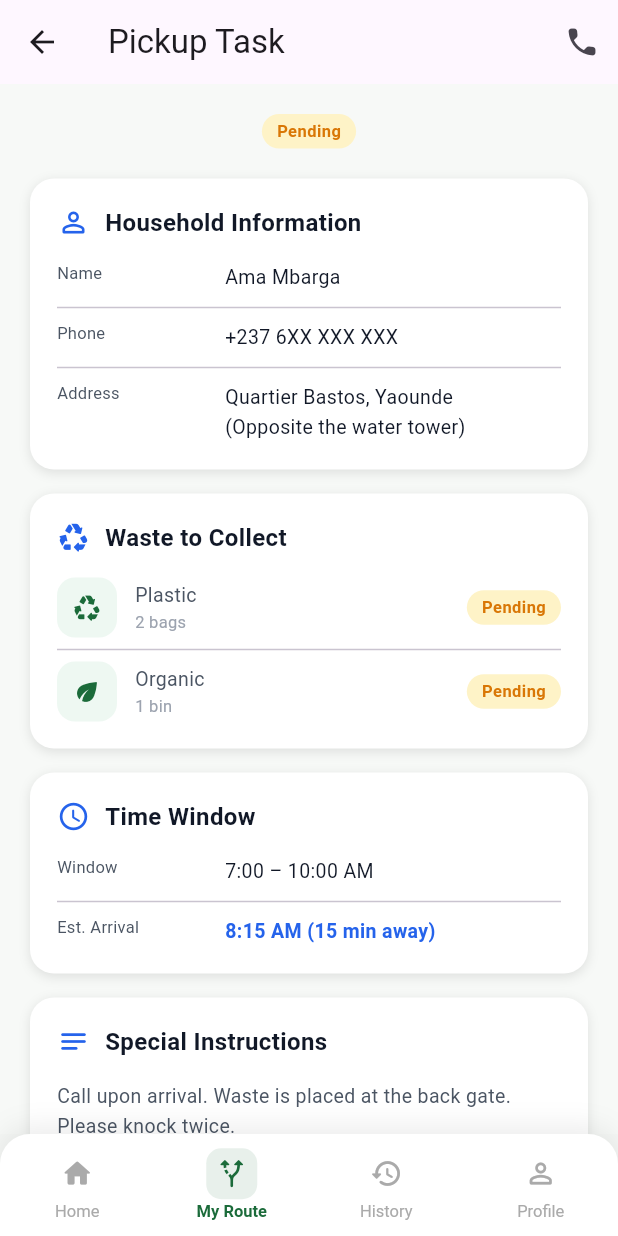
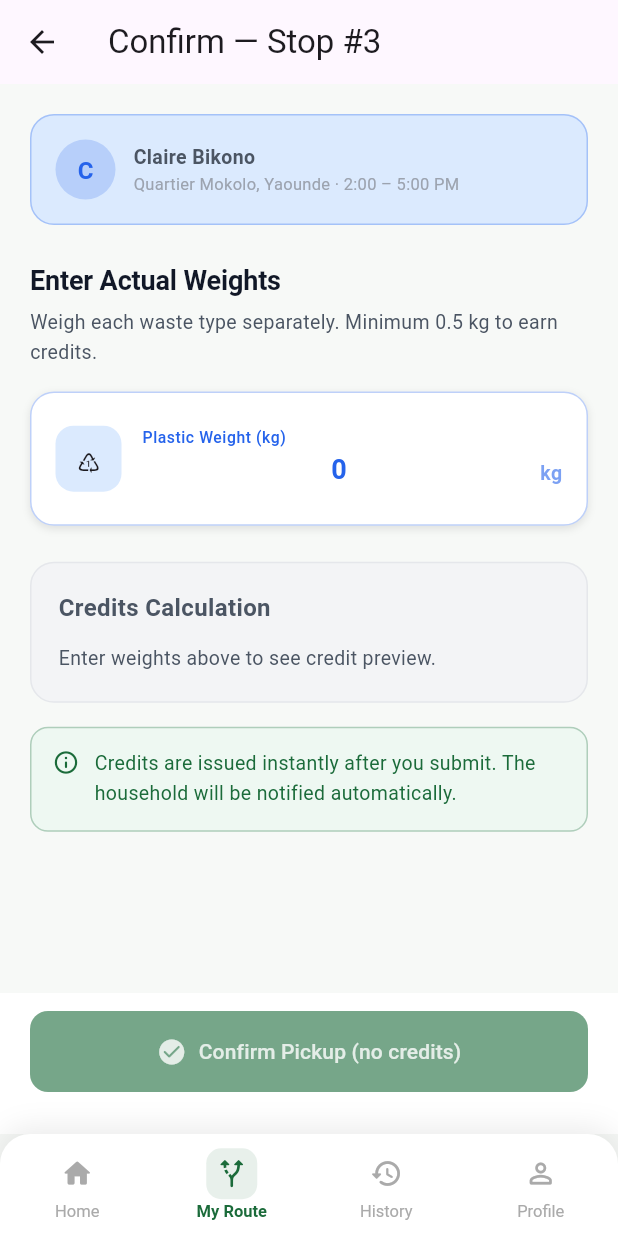
Before and after one commit to Kanjo-Elkamira-Ndi/crrf-mobile-platform, a Flutter app: the screen it shows after launch, on a phone screen of 412 x 824 dp. Run offline on Flutter 3.47's test engine with Material 3 defaults, Android fonts, the phone set to English and light mode, and no system bars; Roboto replaces fonts that are missing (DM Sans).

Commit message:
Created the driver's confirm pickup screen

```diff
--- a/mobile_app/lib/main.dart
+++ b/mobile_app/lib/main.dart
@@ -33,7 +33,8 @@
 // import 'package:crrfapp/pages/f09_micro_loan_info_screen.dart';
 // import 'package:crrfapp/pages/d01_driver_shell_dashboard.dart';
 // import 'package:crrfapp/pages/d02_daily_route_screen.dart';
-import 'package:crrfapp/pages/d03_pickup_task_screen.dart';
+// import 'package:crrfapp/pages/d03_pickup_task_screen.dart';
+import 'package:crrfapp/pages/d04_confirm_pickup_screen.dart';
 // import 'package:crrfapp/core/constants/app_constants.dart';
 import 'package:flutter/material.dart';
 
@@ -85,7 +86,10 @@ class MyApp extends StatelessWidget {
       // home: const MicroLoanInfoScreen(),
       // home: const DriverDashboardScreen(),
       // home: const DailyRouteScreen(),
-      home: const PickupTaskScreen(pickupId: "123"),
+      // home: const PickupTaskScreen(pickupId: "123"),
+      home: const ConfirmPickupScreen(taskId: "123"),
+      // home: ConfirmSuccessScreen.demo(),
+      // home: const ReportIssueScreen(taskId: "123"),
     );
   }
 }
--- a/mobile_app/lib/pages/d02_daily_route_screen.dart
+++ b/mobile_app/lib/pages/d02_daily_route_screen.dart
@@ -3,6 +3,77 @@ import '../../../core/theme/app_colors.dart';
 import '../../../core/theme/app_text_styles.dart';
 import '../../../core/constants/app_constants.dart';
 import '../../../widgets/common_widgets.dart';
+
+// ═════════════════════════════════════════════════════════════
+// SHARED MODELS (exported for use in other screens)
+// ═════════════════════════════════════════════════════════════
+
+/// Pickup task model - shared across driver screens
+class PickupTask {
+  final String id;
+  final String householdName;
+  final String address;
+  final String timeWindow;
+  final List<String> wasteTypes;
+  final PickupStatus status;
+  final String distance;
+  final int sequenceNumber;
+
+  const PickupTask({
+    required this.id,
+    required this.householdName,
+    required this.address,
+    required this.timeWindow,
+    required this.wasteTypes,
+    required this.status,
+    required this.distance,
+    required this.sequenceNumber,
+  });
+}
+
+// Demo data for development
+const List<PickupTask> kDemoTasks = [
+  PickupTask(
+    id: 'P-001',
+    householdName: 'Ama Mbarga',
+    address: 'Quartier Bastos, Yaounde',
+    timeWindow: '7:00 – 10:00 AM',
+    wasteTypes: ['Plastic', 'Organic'],
+    status: PickupStatus.pending,
+    distance: '1.2 km',
+    sequenceNumber: 1,
+  ),
+  PickupTask(
+    id: 'P-002',
+    householdName: 'Jean Nkolo',
+    address: 'Quartier Mvog-Mbi, Yaounde',
+    timeWindow: '10:30 AM – 1:00 PM',
+    wasteTypes: ['Glass', 'Organic'],
+    status: PickupStatus.pending,
+    distance: '2.5 km',
+    sequenceNumber: 2,
+  ),
+  PickupTask(
+    id: 'P-003',
+    householdName: 'Claire Bikono',
+    address: 'Quartier Mokolo, Yaounde',
+    timeWindow: '2:00 – 5:00 PM',
+    wasteTypes: ['Plastic', 'Paper'],
+    status: PickupStatus.pending,
+    distance: '3.8 km',
+    sequenceNumber: 3,
+  ),
+  PickupTask(
+    id: 'P-004',
+    householdName: 'Paul Essomba',
+    address: 'Quartier Etoudi, Yaounde',
+    timeWindow: '5:30 – 7:00 PM',
+    wasteTypes: ['Organic', 'E-waste'],
+    status: PickupStatus.pending,
+    distance: '4.2 km',
+    sequenceNumber: 4,
+  ),
+];
 
 // ═════════════════════════════════════════════════════════════
 // D-02 — Daily Route Screen
@@ -15,46 +86,6 @@ class DailyRouteScreen extends StatelessWidget {
 
   @override
   Widget build(BuildContext context) {
-    // TODO: Replace with DriverBloc data
-    final List<_PickupTask> _pickups = [
-      _PickupTask(
-        id: 'P-001',
-        householdName: 'Ama Mbarga',
-        address: 'Quartier Bastos, Yaounde',
-        timeWindow: '7:00 – 10:00 AM',
-        wasteTypes: ['Plastic', 'Organic'],
-        status: PickupStatus.pending,
-        distance: '1.2 km',
-      ),
-      _PickupTask(
-        id: 'P-002',
-        householdName: 'Jean Nkolo',
-        address: 'Quartier Mvog-Mbi, Yaounde',
-        timeWindow: '10:30 AM – 1:00 PM',
-        wasteTypes: ['Glass', 'Organic'],
-        status: PickupStatus.pending,
-        distance: '2.5 km',
-      ),
-      _PickupTask(
-        id: 'P-003',
-        householdName: 'Claire Bikono',
-        address: 'Quartier Mokolo, Yaounde',
-        timeWindow: '2:00 – 5:00 PM',
-        wasteTypes: ['Plastic', 'Paper'],
-        status: PickupStatus.pending,
-        distance: '3.8 km',
-      ),
-      _PickupTask(
-        id: 'P-004',
-        householdName: 'Paul Essomba',
-        address: 'Quartier Etoudi, Yaounde',
-        timeWindow: '5:30 – 7:00 PM',
-        wasteTypes: ['Organic', 'E-waste'],
-        status: PickupStatus.pending,
-        distance: '4.2 km',
-      ),
-    ];
-
     return DriverScaffold(
       currentTab: DriverNavTab.myRoute,
       body: Scaffold(
@@ -92,7 +123,7 @@ class DailyRouteScreen extends StatelessWidget {
                 mainAxisAlignment: MainAxisAlignment.spaceAround,
                 children: [
                   _RouteStat(
-                    value: '${_pickups.length}',
+                    value: '${kDemoTasks.length}',
                     label: 'Pickups',
                     icon: Icons.inventory_2_rounded,
                   ),
@@ -118,13 +149,13 @@ class DailyRouteScreen extends StatelessWidget {
             Expanded(
               child: ListView.separated(
                 padding: const EdgeInsets.fromLTRB(16, 0, 16, 28),
-                itemCount: _pickups.length,
+                itemCount: kDemoTasks.length,
                 separatorBuilder: (_, __) => const SizedBox(height: 12),
                 itemBuilder: (_, i) => _PickupCard(
-                  pickup: _pickups[i],
+                  pickup: kDemoTasks[i],
                   onTap: () => Navigator.of(context).pushNamed(
                     AppRoutes.pickupTask,
-                    arguments: {'pickupId': _pickups[i].id},
+                    arguments: {'pickupId': kDemoTasks[i].id},
                   ),
                 ),
               ),
@@ -134,23 +165,6 @@ class DailyRouteScreen extends StatelessWidget {
       ),
     );
   }
-}
-
-// ─── Pickup task model ────────────────────────────────────────
-class _PickupTask {
-  final String id, householdName, address, timeWindow, distance;
-  final List<String> wasteTypes;
-  final PickupStatus status;
-
-  const _PickupTask({
-    required this.id,
-    required this.householdName,
-    required this.address,
-    required this.timeWindow,
-    required this.wasteTypes,
-    required this.status,
-    required this.distance,
-  });
 }
 
 // ─── Route stat widget ────────────────────────────────────────
@@ -181,7 +195,7 @@ class _RouteStat extends StatelessWidget {
 
 // ─── Pickup card ──────────────────────────────────────────────
 class _PickupCard extends StatelessWidget {
-  final _PickupTask pickup;
+  final PickupTask pickup;
   final VoidCallback onTap;
   const _PickupCard({required this.pickup, required this.onTap});
 
--- /dev/null
+++ b/mobile_app/lib/pages/d04_confirm_pickup_screen.dart
@@ -0,0 +1,454 @@
+import 'package:flutter/material.dart';
+import 'package:flutter/services.dart';
+import '../../../core/theme/app_colors.dart';
+import '../../../core/theme/app_text_styles.dart';
+import '../../../core/constants/app_constants.dart';
+import '../../../widgets/common_widgets.dart';
+import 'd02_daily_route_screen.dart';
+
+// ═════════════════════════════════════════════════════════════
+// D-04 — Confirm Pickup Screen
+// ═════════════════════════════════════════════════════════════
+/// Driver enters the actual weights per waste type.
+/// System calculates credits in real-time as driver types.
+/// On submit → backend credits the household → navigate to D-05.
+///
+/// Key rules enforced in UI:
+///   • At least one weight field must be > 0
+///   • Minimum weight of 0.5 kg per type to earn credits
+///   • Weight rounded down to nearest 0.5 kg (shown live)
+///   • Cannot confirm same pickup twice (guarded by backend too)
+class ConfirmPickupScreen extends StatefulWidget {
+  final String taskId;
+  const ConfirmPickupScreen({super.key, required this.taskId});
+
+  @override
+  State<ConfirmPickupScreen> createState() => _ConfirmPickupScreenState();
+}
+
+class _ConfirmPickupScreenState extends State<ConfirmPickupScreen> {
+  final _formKey = GlobalKey<FormState>();
+  final _plasticController = TextEditingController(text: '0');
+  final _organicController = TextEditingController(text: '0');
+  bool _isLoading = false;
+
+  PickupTask get _task => kDemoTasks.firstWhere(
+    (t) => t.id == widget.taskId,
+    orElse: () => kDemoTasks[2],
+  );
+
+  // ── Live credit calculation ────────────────────────────────
+  double get _plasticKg => double.tryParse(_plasticController.text) ?? 0;
+  double get _organicKg => double.tryParse(_organicController.text) ?? 0;
+  double get _totalKg => _plasticKg + _organicKg;
+
+  double _roundedKg(double kg) =>
+      (kg / AppConstants.weightRoundingStep).floor() *
+      AppConstants.weightRoundingStep;
+
+  int get _plasticCredits => _roundedKg(_plasticKg) >= AppConstants.minWeightKg
+      ? (_roundedKg(_plasticKg) * AppConstants.creditsPerKgPlastic).toInt()
+      : 0;
+
+  int get _organicCredits => _roundedKg(_organicKg) >= AppConstants.minWeightKg
+      ? (_roundedKg(_organicKg) * AppConstants.creditsPerKgOrganic).toInt()
+      : 0;
+
+  int get _totalCredits => _plasticCredits + _organicCredits;
+
+  bool get _canSubmit => _totalKg > 0;
+
+  // ─────────────────────────────────────────────────────────
+  Future<void> _confirm() async {
+    if (!_formKey.currentState!.validate()) return;
+    if (!_canSubmit) {
+      ScaffoldMessenger.of(context).showSnackBar(
+        const SnackBar(content: Text('Enter at least one weight above 0 kg.')),
+      );
+      return;
+    }
+    setState(() => _isLoading = true);
+    // TODO: DriverBloc.confirmPickup(taskId, plasticKg, organicKg)
+    await Future.delayed(const Duration(seconds: 1));
+    if (!mounted) return;
+    setState(() => _isLoading = false);
+    Navigator.of(context).pushReplacementNamed(
+      AppRoutes.confirmSuccess,
+      arguments: {
+        'taskId': widget.taskId,
+        'plasticKg': _plasticKg,
+        'organicKg': _organicKg,
+        'totalCredits': _totalCredits,
+        'householdName': _task.householdName,
+      },
+    );
+  }
+
+  @override
+  void dispose() {
+    _plasticController.dispose();
+    _organicController.dispose();
+    super.dispose();
+  }
+
+  @override
+  Widget build(BuildContext context) {
+    return DriverScaffold(
+      currentTab: DriverNavTab.myRoute,
+      body: Scaffold(
+        backgroundColor: AppColors.background,
+        appBar: AppBar(
+          title: Text('Confirm — Stop #${_task.sequenceNumber}'),
+          leading: const BackButton(),
+        ),
+        body: Form(
+          key: _formKey,
+          child: Column(
+            children: [
+              Expanded(
+                child: ListView(
+                  padding: const EdgeInsets.all(20),
+                  children: [
+                    // ── Household reminder ───────────────────────
+                    Container(
+                      padding: const EdgeInsets.all(16),
+                      decoration: BoxDecoration(
+                        color: AppColors.infoLight,
+                        borderRadius: BorderRadius.circular(
+                          AppConstants.radiusL,
+                        ),
+                        border: Border.all(
+                          color: AppColors.infoBlue.withValues(alpha: 0.3),
+                        ),
+                      ),
+                      child: Row(
+                        children: [
+                          CircleAvatar(
+                            radius: 20,
+                            backgroundColor: AppColors.infoBlue.withValues(
+                              alpha: 0.2,
+                            ),
+                            child: Text(
+                              _task.householdName[0],
+                              style: AppTextStyles.h4.copyWith(
+                                color: AppColors.infoBlue,
+                              ),
+                            ),
+                          ),
+                          const SizedBox(width: 12),
+                          Expanded(
+                            child: Column(
+                              crossAxisAlignment: CrossAxisAlignment.start,
+                              children: [
+                                Text(
+                                  _task.householdName,
+                                  style: AppTextStyles.bodySmall.copyWith(
+                                    fontWeight: FontWeight.w700,
+                                  ),
+                                ),
+                                Text(
+                                  '${_task.address} · ${_task.timeWindow}',
+                                  style: AppTextStyles.caption,
+                                  maxLines: 1,
+                                  overflow: TextOverflow.ellipsis,
+                                ),
+                              ],
+                            ),
+                          ),
+                        ],
+                      ),
+                    ),
+
+                    const SizedBox(height: 24),
+
+                    // ── Weight entry ─────────────────────────────
+                    Text('Enter Actual Weights', style: AppTextStyles.h3),
+                    const SizedBox(height: 6),
+                    Text(
+                      'Weigh each waste type separately. Minimum 0.5 kg to earn credits.',
+                      style: AppTextStyles.bodySmall.copyWith(
+                        color: AppColors.textSecondary,
+                        height: 1.5,
+                      ),
+                    ),
+                    const SizedBox(height: 16),
+
+                    // Plastic weight
+                    if (_task.wasteTypes.contains('Plastic'))
+                      _WeightField(
+                        emoji: '♳',
+                        label: 'Plastic Weight (kg)',
+                        color: AppColors.infoBlue,
+                        bg: AppColors.infoLight,
+                        controller: _plasticController,
+                        onChanged: (_) => setState(() {}),
+                        validator: (v) {
+                          final val = double.tryParse(v ?? '');
+                          if (val == null || val < 0)
+                            return 'Enter a valid weight';
+                          return null;
+                        },
+                      ),
+
+                    if (_task.wasteTypes.contains('Plastic') &&
+                        _task.wasteTypes.contains('Organic'))
+                      const SizedBox(height: 12),
+
+                    // Organic weight
+                    if (_task.wasteTypes.contains('Organic'))
+                      _WeightField(
+                        emoji: '🌿',
+                        label: 'Organic Weight (kg)',
+                        color: AppColors.forestGreen,
+                        bg: AppColors.greenLighter,
+                        controller: _organicController,
+                        onChanged: (_) => setState(() {}),
+                        validator: (v) {
+                          final val = double.tryParse(v ?? '');
+                          if (val == null || val < 0)
+                            return 'Enter a valid weight';
+                          return null;
+                        },
+                      ),
+
+                    const SizedBox(height: 24),
+
+                    // ── Live credit calculation ──────────────────
+                    _CreditCalculator(
+                      plasticKg: _plasticKg,
+                      organicKg: _organicKg,
+                      plasticCredits: _plasticCredits,
+                      organicCredits: _organicCredits,
+                      totalCredits: _totalCredits,
+                      roundedPlastic: _roundedKg(_plasticKg),
+                      roundedOrganic: _roundedKg(_organicKg),
+                    ),
+
+                    const SizedBox(height: 16),
+
+                    const CalloutCard(
+                      message:
+                          'Credits are issued instantly after you submit. The household will be notified automatically.',
+                      type: CalloutType.info,
+                    ),
+
+                    const SizedBox(height: 32),
+                  ],
+                ),
+              ),
+
+              // ── Submit CTA ──────────────────────────────────────
+              Container(
+                padding: const EdgeInsets.fromLTRB(20, 12, 20, 28),
+                color: AppColors.white,
+                child: CrrfPrimaryButton(
+                  label: _totalCredits > 0
+                      ? 'Confirm & Issue $_totalCredits Credits'
+                      : 'Confirm Pickup (no credits)',
+                  onPressed: _canSubmit ? _confirm : null,
+                  isLoading: _isLoading,
+                  leadingIcon: Icons.check_circle_rounded,
+                ),
+              ),
+            ],
+          ),
+        ),
+      ),
+    );
+  }
+}
+
+// ─── Weight entry field ───────────────────────────────────────
+class _WeightField extends StatelessWidget {
+  final String emoji, label;
+  final Color color, bg;
+  final TextEditingController controller;
+  final void Function(String) onChanged;
+  final String? Function(String?) validator;
+
+  const _WeightField({
+    required this.emoji,
+    required this.label,
+    required this.color,
+    required this.bg,
+    required this.controller,
+    required this.onChanged,
+    required this.validator,
+  });
+
+  @override
+  Widget build(BuildContext context) {
+    return Container(
+      padding: const EdgeInsets.all(16),
+      decoration: BoxDecoration(
+        color: AppColors.white,
+        borderRadius: BorderRadius.circular(AppConstants.radiusL),
+        border: Border.all(color: color.withValues(alpha: 0.3)),
+        boxShadow: const [
+          BoxShadow(
+            color: AppColors.shadow,
+            blurRadius: 4,
+            offset: Offset(0, 2),
+          ),
+        ],
+      ),
+      child: Row(
+        children: [
+          // Emoji badge
+          Container(
+            width: 44,
+            height: 44,
+            decoration: BoxDecoration(
+              color: bg,
+              borderRadius: BorderRadius.circular(AppConstants.radiusM),
+            ),
+            child: Center(
+              child: Text(emoji, style: const TextStyle(fontSize: 22)),
+            ),
+          ),
+          const SizedBox(width: 14),
+          Expanded(
+            child: TextFormField(
+              controller: controller,
+              keyboardType: const TextInputType.numberWithOptions(
+                decimal: true,
+              ),
+              inputFormatters: [
+                FilteringTextInputFormatter.allow(RegExp(r'^\d*\.?\d{0,2}')),
+              ],
+              onChanged: onChanged,
+              validator: validator,
+              style: AppTextStyles.h3.copyWith(color: color),
+              textAlign: TextAlign.center,
+              decoration: InputDecoration(
+                labelText: label,
+                labelStyle: AppTextStyles.inputLabel.copyWith(color: color),
+                suffixText: 'kg',
+                suffixStyle: AppTextStyles.label.copyWith(
+                  color: color.withValues(alpha: 0.6),
+                ),
+                border: InputBorder.none,
+                focusedBorder: InputBorder.none,
+                enabledBorder: InputBorder.none,
+                filled: false,
+              ),
+            ),
+          ),
+        ],
+      ),
+    );
+  }
+}
+
+// ─── Live credit calculator card ──────────────────────────────
+class _CreditCalculator extends StatelessWidget {
+  final double plasticKg, organicKg, roundedPlastic, roundedOrganic;
+  final int plasticCredits, organicCredits, totalCredits;
+
+  const _CreditCalculator({
+    required this.plasticKg,
+    required this.organicKg,
+    required this.plasticCredits,
+    required this.organicCredits,
+    required this.totalCredits,
+    required this.roundedPlastic,
+    required this.roundedOrganic,
+  });
+
+  @override
+  Widget build(BuildContext context) {
+    return Container(
+      padding: const EdgeInsets.all(18),
+      decoration: BoxDecoration(
+        color: totalCredits > 0
+            ? AppColors.greenLighter
+            : AppColors.surfaceGray,
+        borderRadius: BorderRadius.circular(AppConstants.radiusL),
+        border: Border.all(
+          color: totalCredits > 0
+              ? AppColors.borderGreen
+              : AppColors.borderLight,
+        ),
+      ),
+      child: Column(
+        crossAxisAlignment: CrossAxisAlignment.start,
+        children: [
+          Text(
+            'Credits Calculation',
+            style: AppTextStyles.h4.copyWith(
+              color: totalCredits > 0
+                  ? AppColors.forestGreen
+                  : AppColors.textSecondary,
+            ),
+          ),
+          const SizedBox(height: 14),
+          if (plasticKg > 0)
+            _CalcLine(
+              desc:
+                  '${roundedPlastic.toStringAsFixed(1)} kg plastic × ${AppConstants.creditsPerKgPlastic} pts',
+              result: '$plasticCredits pts',
+              color: AppColors.infoBlue,
+            ),
+          if (organicKg > 0)
+            _CalcLine(
+              desc:
+                  '${roundedOrganic.toStringAsFixed(1)} kg organic × ${AppConstants.creditsPerKgOrganic} pts',
+              result: '$organicCredits pts',
+              color: AppColors.forestGreen,
+            ),
+          if (plasticKg > 0 || organicKg > 0) ...[
+            const Divider(height: 14),
+            Row(
+              mainAxisAlignment: MainAxisAlignment.spaceBetween,
+              children: [
+                Text('Total to be issued', style: AppTextStyles.h4),
+                CreditChip(amount: totalCredits, isEarned: true),
+              ],
+            ),
+          ] else
+            Text(
+              'Enter weights above to see credit preview.',
+              style: AppTextStyles.bodySmall.copyWith(
+                color: AppColors.textSecondary,
+              ),
+            ),
+        ],
+      ),
+    );
+  }
+}
+
+class _CalcLine extends StatelessWidget {
+  final String desc, result;
+  final Color color;
+  const _CalcLine({
+    required this.desc,
+    required this.result,
+    required this.color,
+  });
+
+  @override
+  Widget build(BuildContext context) {
+    return Padding(
+      padding: const EdgeInsets.symmetric(vertical: 4),
+      child: Row(
+        mainAxisAlignment: MainAxisAlignment.spaceBetween,
+        children: [
+          Text(
+            desc,
+            style: AppTextStyles.bodySmall.copyWith(
+              color: AppColors.textSecondary,
+            ),
+          ),
+          Text(
+            result,
+            style: AppTextStyles.bodySmall.copyWith(
+              color: color,
+              fontWeight: FontWeight.w700,
+            ),
+          ),
+        ],
+      ),
+    );
+  }
+}
```
